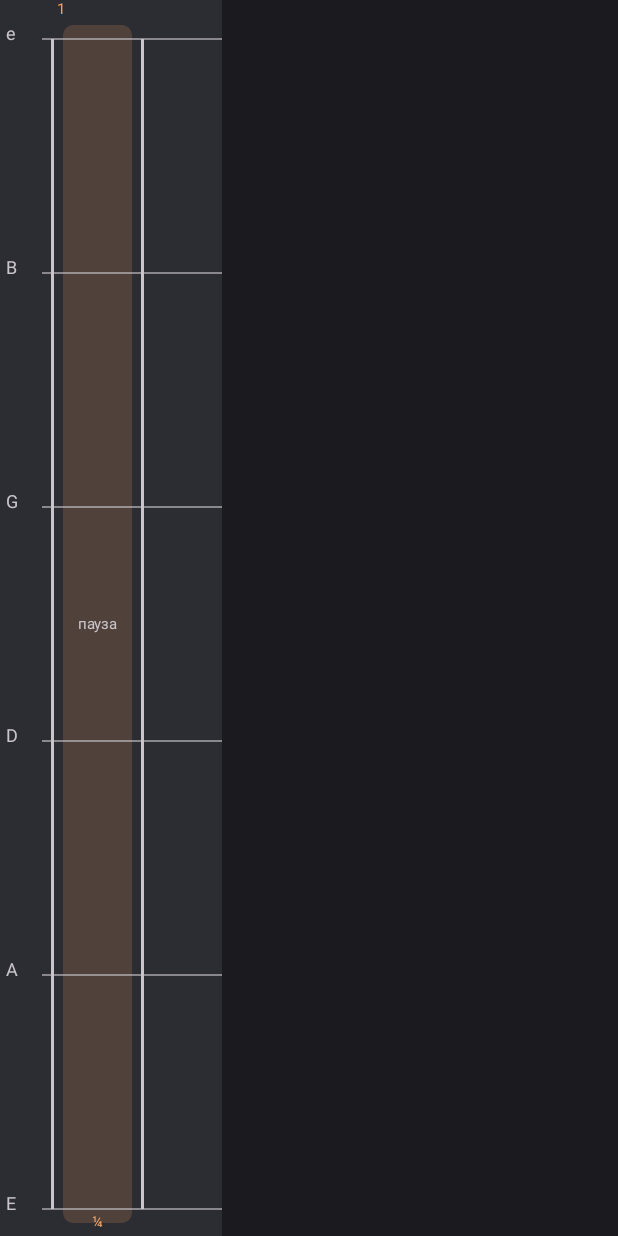
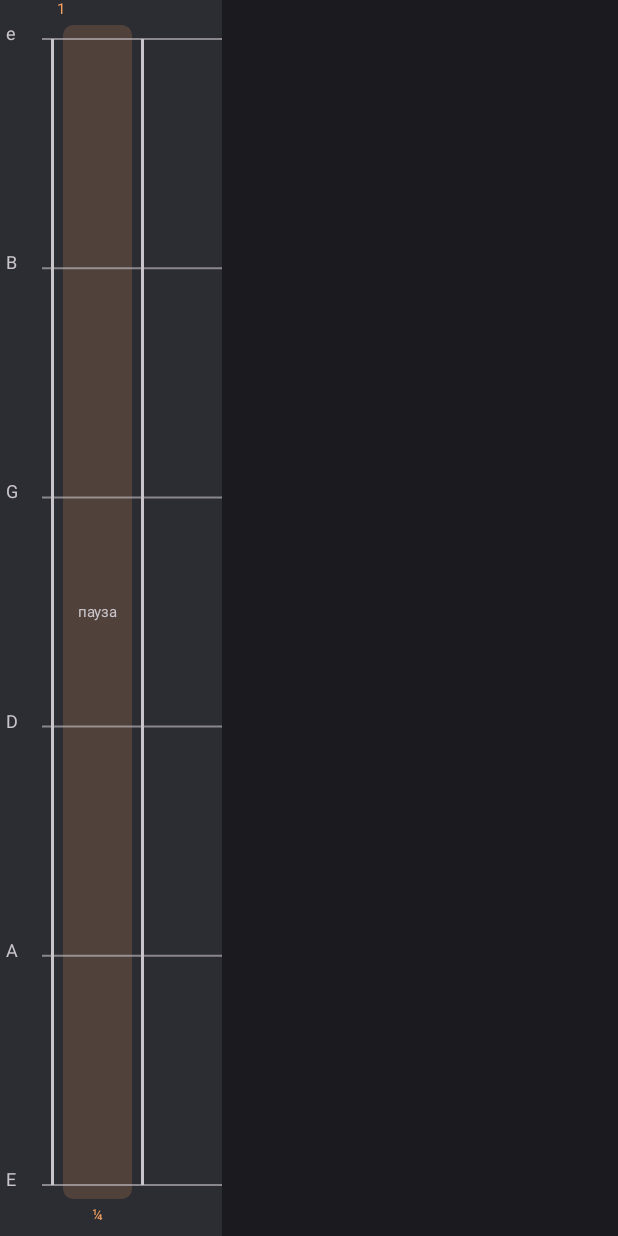
Before and after one commit to staschig-dotcom/staschig, an Android app built with Jetpack Compose: the composable TabStrip called with empty values, on a phone screen of 412 x 824 dp. Run offline under Robolectric (Android 15) with nearby library versions, the phone set to English and light mode, and no system bars.

Commit message:
Editor polish: duration marks spacing, wrapping action row, label for own tabs; docs
Co-Authored-By: Claude Opus 5.5 <noreply@anthropic.com>
Claude-Session: https://claude.ai/code/session_012wU8LoY91iKtqTZMJCPi6s

```diff
--- a/app/src/main/java/ru/staschig/guitar/ui/screens/TabEditorScreen.kt
+++ b/app/src/main/java/ru/staschig/guitar/ui/screens/TabEditorScreen.kt
@@ -187,7 +187,7 @@ fun TabEditorScreen(store: AppStore, docId: String?, onBack: () -> Unit, onOpenD
                     ) { Text("$f", fontWeight = FontWeight.Bold) }
                 }
             }
-            Row(horizontalArrangement = Arrangement.spacedBy(8.dp), verticalAlignment = Alignment.CenterVertically) {
+            FlowRow(horizontalArrangement = Arrangement.spacedBy(8.dp), verticalArrangement = Arrangement.spacedBy(6.dp)) {
                 OutlinedButton(onClick = { if (sel > 0) sel-- }) { Text("◀ Назад") }
                 Button(onClick = { next() }) { Text("Следующий удар ▶") }
                 OutlinedButton(onClick = { setBeat(b.withoutNote(string)) }) { Text("Стереть ноту") }
@@ -312,7 +312,7 @@ private fun TabStrip(
             Modifier.width(totalWidth).fillMaxHeight().pointerInput(score.beats.size, xs.contentHashCode()) {
                 detectTapGestures { p ->
                     val top = 26.dp.toPx()
-                    val gap = (size.height - top - 18.dp.toPx()) / 5
+                    val gap = (size.height - top - 34.dp.toPx()) / 5
                     val s = ((p.y - top) / gap).let { Math.round(it) }.coerceIn(0, 5) + 1
                     val idx = xs.indices.minByOrNull { kotlin.math.abs(xs[it] + colPx / 2 - p.x) } ?: 0
                     onSelect(idx, s)
@@ -320,7 +320,7 @@ private fun TabStrip(
             },
         ) {
             val top = 26.dp.toPx()
-            val gap = (size.height - top - 18.dp.toPx()) / 5
+            val gap = (size.height - top - 34.dp.toPx()) / 5
             fun y(s: Int) = top + (s - 1) * gap
             // курсор
             if (selected in xs.indices) {
@@ -354,7 +354,7 @@ private fun TabStrip(
                     drawText(t, topLeft = Offset(cx - t.size.width / 2f, y(n.string) - t.size.height / 2f))
                 }
                 val d = measurer.measure(durationMark(b), smallStyle)
-                drawText(d, topLeft = Offset(cx - d.size.width / 2f, y(6) + 4f))
+                drawText(d, topLeft = Offset(cx - d.size.width / 2f, y(6) + 14.dp.toPx()))
             }
         }
     }
--- a/app/src/main/java/ru/staschig/guitar/ui/screens/TabsScreen.kt
+++ b/app/src/main/java/ru/staschig/guitar/ui/screens/TabsScreen.kt
@@ -150,7 +150,7 @@ fun TabsScreen(
                 }
                 val lesson = d.lessonId?.let { Curriculum.byId(it) }
                 val subtitle = listOfNotNull(
-                    d.kind.title,
+                    if (store.library.isEditable(d)) "мой таб (редактор)" else d.kind.title,
                     d.artist.ifBlank { null },
                     lesson?.let { "${it.level.title}, урок ${it.number}" },
                 ).joinToString(" · ")
```
Also changed, not shown: 2 other files.
